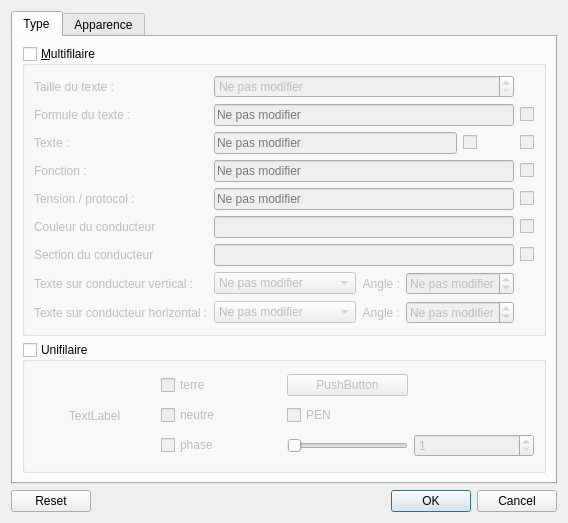
Before: the Qt Designer form sources/SearchAndReplace/ui/replaceconductordialog.ui in qelectrotech/qelectrotech-source-mirror, drawn with Qt 5.
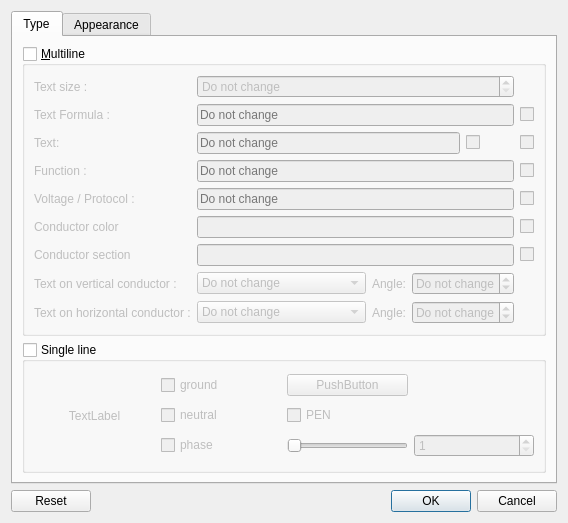
After: the same form once the commit is applied. Icons and pictures are not drawn.

Patch:
```diff
--- a/sources/SearchAndReplace/ui/replaceconductordialog.ui
+++ b/sources/SearchAndReplace/ui/replaceconductordialog.ui
@@ -27,7 +27,7 @@
           <bool>true</bool>
          </property>
          <property name="title">
-          <string>&amp;Multifilaire</string>
+          <string>&amp;Multiline</string>
          </property>
          <property name="checkable">
           <bool>true</bool>
@@ -39,7 +39,7 @@
           <item row="4" column="1" colspan="4">
            <widget class="QLineEdit" name="m_function_le">
             <property name="placeholderText">
-             <string>Ne pas modifier</string>
+             <string>Do not change</string>
             </property>
             <property name="clearButtonEnabled">
              <bool>true</bool>
@@ -49,18 +49,18 @@
           <item row="1" column="0">
            <widget class="QLabel" name="label">
             <property name="text">
-             <string>Taille du texte :</string>
+             <string>Text size :</string>
             </property>
            </widget>
           </item>
           <item row="8" column="1">
            <widget class="QComboBox" name="m_vertical_align_cb">
             <property name="currentText">
-             <string>Ne pas modifier</string>
+             <string>Do not change</string>
             </property>
             <item>
              <property name="text">
-              <string>Ne pas modifier</string>
+              <string>Do not change</string>
              </property>
             </item>
             <item>
@@ -78,7 +78,7 @@
           <item row="9" column="2">
            <widget class="QLabel" name="label_9">
             <property name="text">
-             <string>Angle :</string>
+             <string>Angle:</string>
             </property>
             <property name="alignment">
              <set>Qt::AlignRight|Qt::AlignTrailing|Qt::AlignVCenter</set>
@@ -88,14 +88,14 @@
           <item row="6" column="0">
            <widget class="QLabel" name="label_15">
             <property name="text">
-             <string>Couleur du conducteur</string>
+             <string>Conductor color</string>
             </property>
            </widget>
           </item>
           <item row="3" column="0">
            <widget class="QLabel" name="label_3">
             <property name="text">
-             <string>Texte :</string>
+             <string>Text:</string>
             </property>
            </widget>
           </item>
@@ -115,7 +115,7 @@
              <bool>true</bool>
             </property>
             <property name="specialValueText">
-             <string>Ne pas modifier</string>
+             <string>Do not change</string>
             </property>
             <property name="suffix">
              <string>°</string>
@@ -148,7 +148,7 @@
            <widget class="QComboBox" name="m_horizontal_align_cb">
             <item>
              <property name="text">
-              <string>Ne pas modifier</string>
+              <string>Do not change</string>
              </property>
             </item>
             <item>
@@ -176,7 +176,7 @@
           <item row="2" column="1" colspan="4">
            <widget class="QLineEdit" name="m_formula_le">
             <property name="placeholderText">
-             <string>Ne pas modifier</string>
+             <string>Do not change</string>
             </property>
             <property name="clearButtonEnabled">
              <bool>true</bool>
@@ -189,7 +189,7 @@
              <bool>true</bool>
             </property>
             <property name="specialValueText">
-             <string>Ne pas modifier</string>
+             <string>Do not change</string>
             </property>
             <property name="suffix">
              <string>°</string>
@@ -208,7 +208,7 @@
           <item row="2" column="0">
            <widget class="QLabel" name="label_2">
             <property name="text">
-             <string>Formule du texte :</string>
+             <string>Text Formula :</string>
             </property>
            </widget>
           </item>
@@ -225,7 +225,7 @@
           <item row="3" column="1" colspan="3">
            <widget class="QLineEdit" name="m_text_le">
             <property name="placeholderText">
-             <string>Ne pas modifier</string>
+             <string>Do not change</string>
             </property>
             <property name="clearButtonEnabled">
              <bool>true</bool>
@@ -235,14 +235,14 @@
           <item row="8" column="0">
            <widget class="QLabel" name="label_6">
             <property name="text">
-             <string>Texte sur conducteur vertical :</string>
+             <string>Text on vertical conductor :</string>
             </property>
            </widget>
           </item>
           <item row="1" column="1" colspan="4">
            <widget class="QSpinBox" name="m_text_size_sb">
             <property name="specialValueText">
-             <string>Ne pas modifier</string>
+             <string>Do not change</string>
             </property>
             <property name="accelerated">
              <bool>false</bool>
@@ -258,14 +258,14 @@
           <item row="4" column="0">
            <widget class="QLabel" name="label_4">
             <property name="text">
-             <string>Fonction :</string>
+             <string>Function :</string>
             </property>
            </widget>
           </item>
           <item row="8" column="2">
            <widget class="QLabel" name="label_7">
             <property name="text">
-             <string>Angle :</string>
+             <string>Angle:</string>
             </property>
             <property name="alignment">
              <set>Qt::AlignRight|Qt::AlignTrailing|Qt::AlignVCenter</set>
@@ -285,7 +285,7 @@
           <item row="5" column="1" colspan="4">
            <widget class="QLineEdit" name="m_tension_protocol_le">
             <property name="placeholderText">
-             <string>Ne pas modifier</string>
+             <string>Do not change</string>
             </property>
             <property name="clearButtonEnabled">
              <bool>true</bool>
@@ -295,21 +295,21 @@
           <item row="9" column="0">
            <widget class="QLabel" name="label_8">
             <property name="text">
-             <string>Texte sur conducteur horizontal :</string>
+             <string>Text on horizontal conductor :</string>
             </property>
            </widget>
           </item>
           <item row="5" column="0">
            <widget class="QLabel" name="label_5">
             <property name="text">
-             <string>Tension / protocol :</string>
+             <string>Voltage / Protocol :</string>
             </property>
            </widget>
           </item>
           <item row="7" column="0">
            <widget class="QLabel" name="label_16">
             <property name="text">
-             <string>Section du conducteur</string>
+             <string>Conductor section</string>
             </property>
            </widget>
           </item>
@@ -339,7 +339,7 @@
        <item>
         <widget class="QGroupBox" name="m_singlewire_gb">
          <property name="title">
-          <string>Unifilaire</string>
+          <string>Single line</string>
          </property>
          <property name="flat">
           <bool>false</bool>
@@ -393,7 +393,7 @@
              <string>Neutre</string>
             </property>
             <property name="text">
-             <string>neutre</string>
+             <string>neutral</string>
             </property>
             <property name="icon">
              <iconset theme="neutral"/>
@@ -428,7 +428,7 @@
              <string>Terre</string>
             </property>
             <property name="text">
-             <string>terre</string>
+             <string>ground</string>
             </property>
             <property name="icon">
              <iconset theme="ground"/>
@@ -459,7 +459,7 @@
      </widget>
      <widget class="QWidget" name="widget">
       <attribute name="title">
-       <string>Apparence</string>
+       <string>Appearance</string>
       </attribute>
       <layout class="QGridLayout" name="gridLayout_2" columnstretch="0,0,1,0">
        <item row="2" column="1">
```
Left out of the diff: 46 changed lines with no effect on the pictures.
